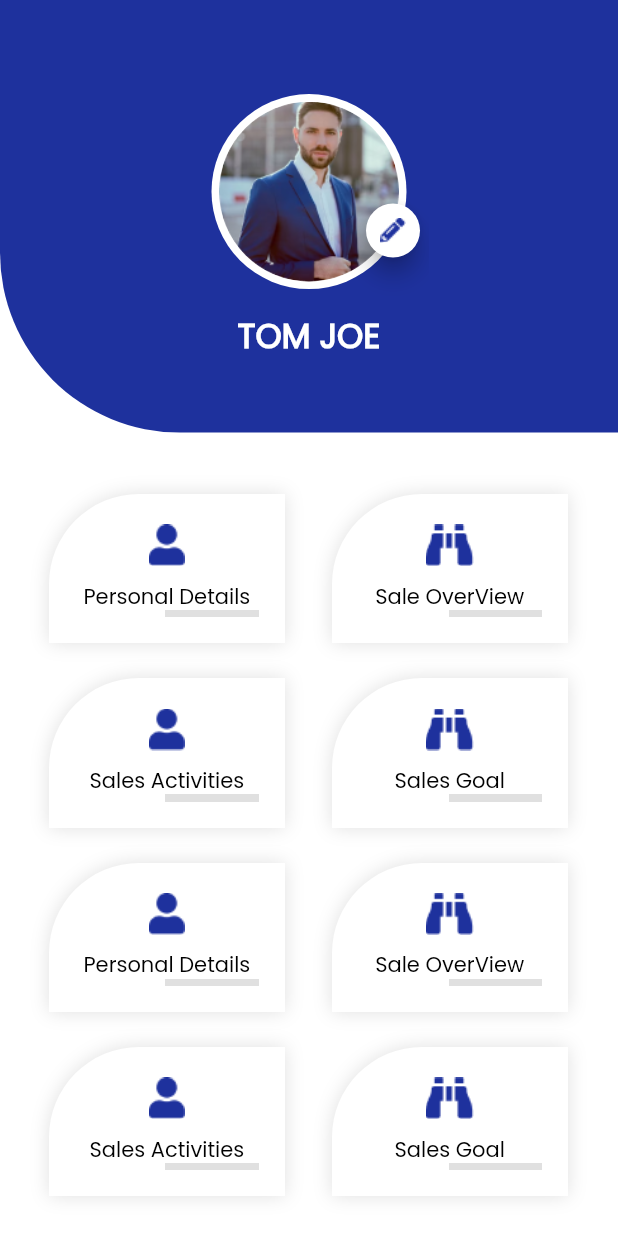
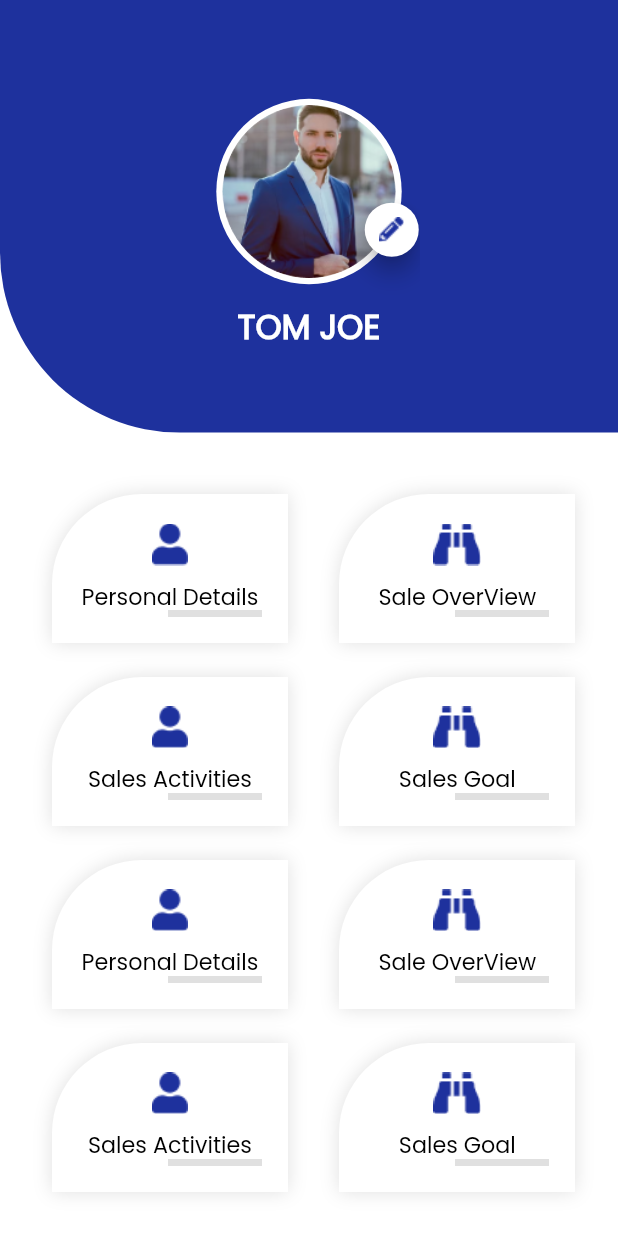
Before and after one commit to karmabe1iver/sales_executive_app, a Flutter app: the screen it shows after launch, after a tap on "Sign in", on a phone screen of 412 x 824 dp. Run offline on Flutter 3.47's test engine with Material 2 defaults, Android fonts, the phone set to English and light mode, and no system bars; our stand-ins replace get.

Commit message:
Initial commit

```diff
--- a/lib/app/modules/dashboard/views/dashboard_view.dart
+++ b/lib/app/modules/dashboard/views/dashboard_view.dart
@@ -21,10 +21,10 @@ class DashboardView extends GetView<DashboardController> {
           color: MyTheme.white,
           child: Padding(
             padding:
-                EdgeInsets.only(top: Get.height * .4, left: Get.width * .08),
+                EdgeInsets.only(top: Get.height * .4, left: Get.width * .085,),
             child: Wrap(
-              spacing: 32,
-              runSpacing: 24,
+              spacing: Get.width*.085,
+              runSpacing: Get.height*.028,
               children: [
                 CustomCard(
                     AssetHelperImag: AssetHelper.ProfileDp,
@@ -62,9 +62,7 @@ class DashboardView extends GetView<DashboardController> {
             ),
           ),
         ),
-
         /// Cards Section ends
-
         ///Head Section
         Container(
           height: Get.height * .35,
@@ -80,13 +78,13 @@ class DashboardView extends GetView<DashboardController> {
                 Stack(
                   children: [
                     CircleAvatar(
-                      radius: 80,
+                      radius: Get.height*.090,
                       backgroundColor: Colors.transparent,
                       child: CircleAvatar(
-                        radius: 65,
+                        radius: Get.height*.075,
                         backgroundColor: MyTheme.white,
                         child: CircleAvatar(
-                          radius: 60,
+                          radius: Get.height*.070,
                           backgroundColor: MyTheme.white,
                           foregroundImage: AssetImage(
                             AssetHelper.Dp,
@@ -95,13 +93,13 @@ class DashboardView extends GetView<DashboardController> {
                       ),
                     ),
                     Positioned(
-                      bottom: 30,
-                      right: -20,
+                      bottom:Get.height*.030,
+                      right:-25,
                       child: RawMaterialButton(
                         onPressed: () {},
                         elevation: 6.0,
                         fillColor: MyTheme.white,
-                        child: Image.asset(AssetHelper.UpdateDpIcon),
+                        child: Image.asset(AssetHelper.UpdateDpIcon,scale: 1,),
                         shape: CircleBorder(),
                       ),
                     ),
@@ -118,7 +116,6 @@ class DashboardView extends GetView<DashboardController> {
             ),
           ),
         ),
-
         ///Head Section Ends
       ],
     ));
--- a/lib/app/modules/home/views/emailsendview_view.dart
+++ b/lib/app/modules/home/views/emailsendview_view.dart
@@ -18,7 +18,7 @@ class EmailsendviewView extends GetView {
             width: Get.width,
             color: MyTheme.primaryColor,
             child: Opacity(
-              opacity: .1,
+              opacity: .8,
               child: Image.asset(
                 AssetHelper.SalesExecutive,
                 fit: BoxFit.fill,
--- a/lib/app/modules/splash/views/splash_view.dart
+++ b/lib/app/modules/splash/views/splash_view.dart
@@ -35,7 +35,7 @@ class _SpalshScreenState extends State<SpalshScreen> {
             width: Get.width,
             color: MyTheme.primaryColor,
             child: Opacity(
-              opacity: .1,
+              opacity: .8,
               child: Image.asset(
                 AssetHelper.SalesExecutive,
                 fit: BoxFit.fill,
--- a/lib/components/customcard.dart
+++ b/lib/components/customcard.dart
@@ -27,12 +27,15 @@ Widget CustomCard({AssetHelperImag, titile, onTap, scale}) {
           SizedBox(
             height: 10,
           ),
-          Text(
-            '$titile',
-            style: TextStyle(
-              fontFamily: 'Poppins',
-              fontWeight: FontWeight.w400,
-              color: Colors.black,
+          FittedBox(
+            child: Text(
+              '$titile',
+              style: TextStyle(
+                fontSize: Get.height*.018,
+                fontFamily: 'Poppins',
+                fontWeight: FontWeight.w400,
+                color: Colors.black,
+              ),
             ),
           )
         ],
--- a/lib/utils/asset_helper.dart
+++ b/lib/utils/asset_helper.dart
@@ -24,5 +24,5 @@ abstract class AssetHelper {
 
 //--------------------------------------------------
 
-  static get SalesExecutive=> Image('SalesExecutive.jpg');
+  static get SalesExecutive=> Image('Salesexecutive.png');
 }
```
Also changed, not shown: asset/images/SalesExecutive.jpg (deleted), asset/images/Salesexecutive.png (added).
